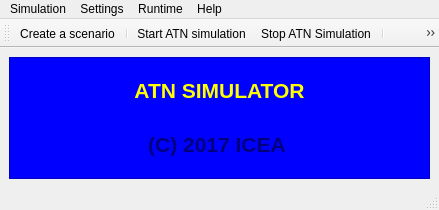
This is atn/gui/ui/wnd_main_atn_sim.ui in icea-dev/atn-sim-ng as Qt 5 draws it before an edit. The edited form follows.
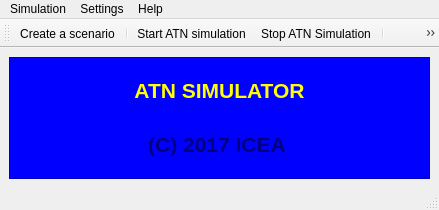
This is the edited form. Icons and pictures are not drawn.

Commit message: Atualização da GUI do gerenciador do simulador ATN.

Patch:
```diff
--- a/atn/gui/ui/wnd_main_atn_sim.ui
+++ b/atn/gui/ui/wnd_main_atn_sim.ui
@@ -93,14 +93,6 @@
     </property>
     <addaction name="act_db_edit"/>
     <addaction name="separator"/>
-    <addaction name="act_scenario_to_xml"/>
-    <addaction name="act_scenario_to_exe"/>
-   </widget>
-   <widget class="QMenu" name="menuRuntime">
-    <property name="title">
-     <string>Runtime</string>
-    </property>
-    <addaction name="act_add_aircraft"/>
    </widget>
    <widget class="QMenu" name="menuHelp">
     <property name="title">
@@ -111,7 +103,6 @@
    </widget>
    <addaction name="menuSimulation"/>
    <addaction name="menuConfiguration"/>
-   <addaction name="menuRuntime"/>
    <addaction name="menuHelp"/>
   </widget>
   <widget class="QStatusBar" name="statusbar"/>
```
Left out of the diff: 5 changed lines with no effect on the pictures.
